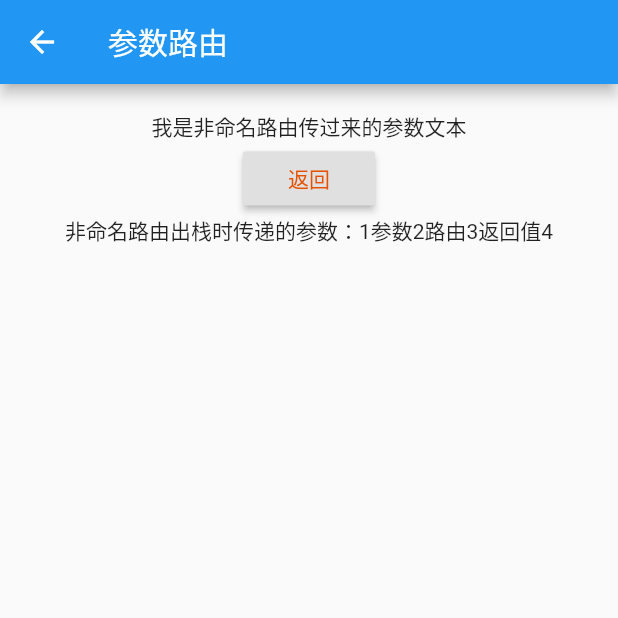
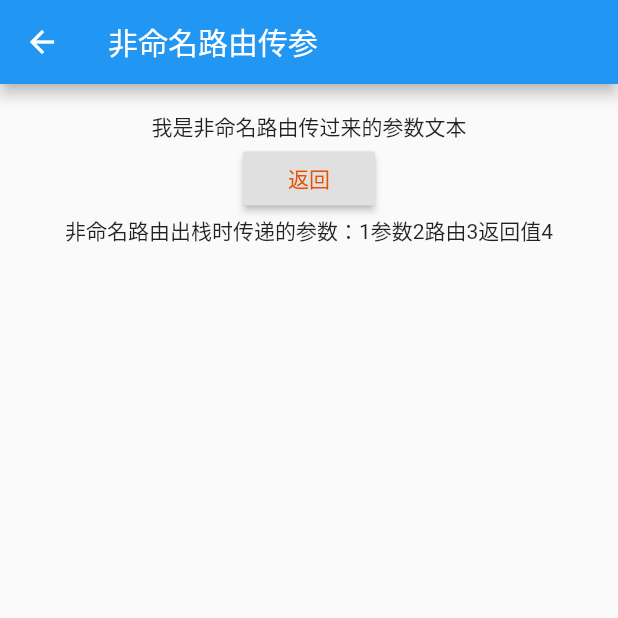
Before and after one commit to zhangtanlin/ju_flutter, a Flutter app: the screen it shows after launch, after a tap on "打开接收参数的非命名路由", on a phone screen of 412 x 824 dp, the top half of it. Run offline on Flutter 3.47's test engine with Material 2 defaults, Android fonts, the phone set to English and light mode, and no system bars.

Commit message:
命名路由

```diff
--- a/lib/main.dart
+++ b/lib/main.dart
@@ -26,8 +26,17 @@ class MyApp extends StatelessWidget {
       visualDensity: VisualDensity
           .adaptivePlatformDensity, // 密度（可选-4到4之间的值，越小表示越密集/更紧凑。此处的值表示。此处的值表示：台式机平台使用紧凑型，其他平台按规范来）
     ),
-      home: MyHomePage(title: 'flutter 首页'), // 首页部件
+    // home: MyHomePage(title: 'flutter 首页'), // 首页部件（也可以使用注册路由的方式来注册 MyHomePage 部件）
+    // 注册路由
+    routes: {
+      'route_name': (context) => RouteName(), // 命名路由
+      'route_name_param': (context) {
+        return RouteNameParam(
+          text: ModalRoute.of(context).settings.arguments
         );
+      }, // 命名路由传参
+      '/': (context) => MyHomePage(title: "flutter 首页"), // 首页部件
+    });
   }
 }
 
@@ -59,7 +68,6 @@ class _MyHomePageState extends State<MyHomePage> {
       _counter++;
     });
   }
-
   @override
   // 部件构建/重新构建（每次调用 setState 方法都会重新运行此方法）
   Widget build(BuildContext context) {
@@ -113,10 +121,10 @@ class _MyHomePageState extends State<MyHomePage> {
                 );
               },
             ),
-            // 打开参数按钮
+            // 非命名路由传参
             RaisedButton(
               child: Text("打开接收参数的非命名路由"),
-              textColor: Colors.orange[900], // 文字为蓝色
+              textColor: Colors.orange[900], // 文字为橙色
               onPressed: () async {
                 // 通过等待 Navigator.push() 返回的 future 来获取非命名路由的返回数据。
                 var result = await Navigator.push(
@@ -130,6 +138,22 @@ class _MyHomePageState extends State<MyHomePage> {
                   ),
                 ); // 打开`ParamRoute`，并等待返回结果
                 print("非命名路由返回值是: $result"); // 输出 ParamRoute 非命名路由出栈时返回的结果
+              },
+            ),
+            // 命名路由
+            RaisedButton(
+              child: Text("命名路由"),
+              textColor: Colors.green[900],
+              onPressed: () {
+                Navigator.pushNamed(context, "route_name");
+              },
+            ),
+            // 命名路由传参
+            RaisedButton(
+              child: Text("命名路由传参"),
+              textColor: Colors.pink,
+              onPressed: () {
+                Navigator.of(context).pushNamed("route_name_param", arguments: "命名路由传递的参数");
               },
             )
           ],
@@ -161,20 +185,20 @@ class NewRoute extends StatelessWidget {
 }
 
 /*
- * 非命名路由传值参数
+ * 非命名路由传参
  * 在 ParamRoute 页中有两种方式可以返回到上一页；第一种方式是直接点击导航栏返回箭头（不会返回数据给上一个路由），第二种方式是点击页面中的“返回”按钮（会返回数据给上一个路由）。
  */
 class ParamRoute extends StatelessWidget {
   ParamRoute({
     Key key,
-    @required this.text,  // 接收一个传递过来的 text 参数
+    @required this.text, // 接收一个传递过来的 text 参数
   }) : super(key: key);
   final String text; // 定义一个 final 类型的字符串（把传递过来的 text 参数赋值给这个字符串）
   @override
   Widget build(BuildContext context) {
     return Scaffold(
       appBar: AppBar(
-        title: Text('参数路由'),
+        title: Text('非命名路由传参'),
       ),
       body: Padding(
         padding: EdgeInsets.all(18),
@@ -184,7 +208,7 @@ class ParamRoute extends StatelessWidget {
               Text(text),
               RaisedButton(
                 child: Text('返回'),
-                textColor: Colors.orange[900], // 文字为蓝色
+                textColor: Colors.orange[900], // 文字为橙色
                 onPressed: () => Navigator.pop(context, '1参数2路由3返回值4'),
               ),
               Text('非命名路由出栈时传递的参数：1参数2路由3返回值4')
@@ -195,3 +219,59 @@ class ParamRoute extends StatelessWidget {
     );
   }
 }
+
+// 命名路由
+class RouteName extends StatelessWidget {
+  @override
+  Widget build(BuildContext context) {
+    return Scaffold(
+      appBar: AppBar(
+        title: Text('命名路由的页面'),
+      ),
+      body: Center(
+        child: Column(
+          children: <Widget>[
+            RaisedButton(
+              child: Text('返回'),
+              textColor: Colors.green[900],
+              onPressed: () => Navigator.pop(context),
+            ),
+          ],
+        ),
+      )
+    );
+  }
+}
+
+// 命名路由传参
+class RouteNameParam extends StatelessWidget {
+  RouteNameParam({
+    Key key,
+    @required this.text,
+  }) : super(key: key);
+  final String text;
+  @override
+  Widget build(BuildContext context) {
+    return Scaffold(
+      appBar: AppBar(
+        title: Text('命名路由传参'),
+      ),
+      body: Padding(
+        padding: EdgeInsets.all(18),
+        child: Center(
+          child: Column(
+            children: <Widget>[
+              Text(text),
+              RaisedButton(
+                child: Text('返回'),
+                textColor: Colors.green[900],
+                onPressed: () => Navigator.pop(context, '5参数6路由7返回值8'),
+              ),
+              Text('命名路由出栈时传递的参数：5参数6路由7返回值8')
+            ],
+          ),
+        )
+      )
+    );
+  }
+}
```
Lines whose indentation alone changed are shown as unchanged.
